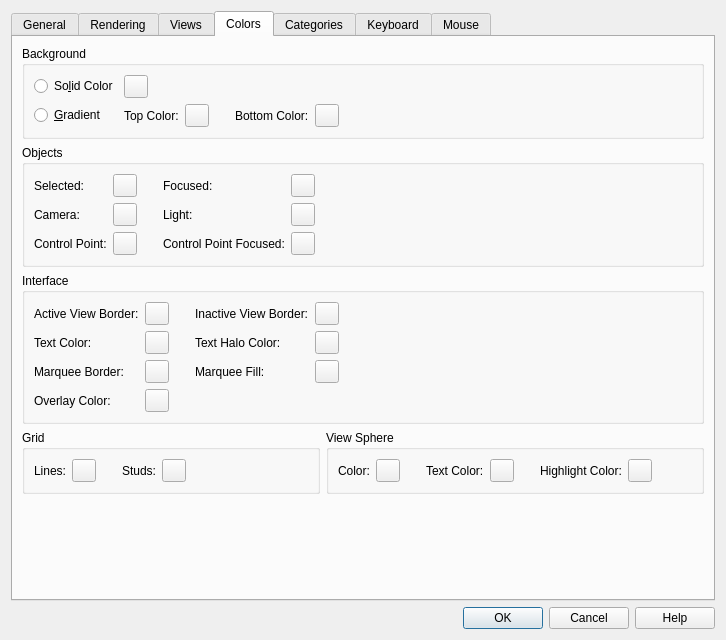
Above: qt/lc_qpreferencesdialog.ui from nathaneltitane/studworx before the change. Below: the same form after it.
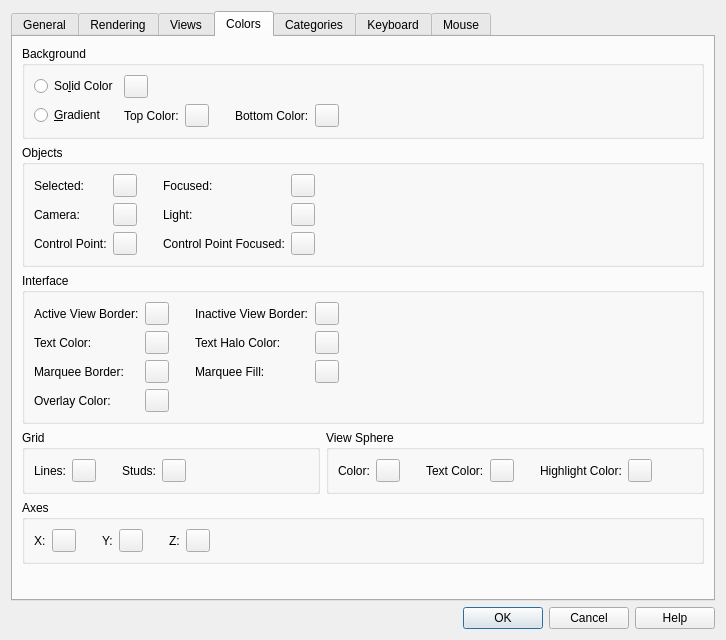
That is the form after the change. The open tabs and pages were chosen to show the change. Icons and pictures are not drawn.

Commit message:
Add preferences for X, Y and Z axis colors
Add X, Y and Z axis color settings (Preferences > Colors > Axes) and use them for the axis icon, the grid origin lines and the move/rotate handles, which previously used two different hard-coded color sets. Defaults match the existing handle colors.

Patch:
```diff
--- a/qt/lc_qpreferencesdialog.ui
+++ b/qt/lc_qpreferencesdialog.ui
@@ -1600,6 +1600,138 @@
          </layout>
         </widget>
        </item>
+       <item row="5" column="0" colspan="2">
+        <widget class="QGroupBox" name="AxisColorsGroup">
+         <property name="title">
+          <string>Axes</string>
+         </property>
+         <layout class="QHBoxLayout" name="AxisColorsLayout">
+          <item>
+           <widget class="QLabel" name="AxisXColorLabel">
+            <property name="toolTip">
+             <string>Choose the X axis color used by the axis icon, grid origin lines and transform handles.</string>
+            </property>
+            <property name="buddy">
+             <cstring>AxisXColorButton</cstring>
+            </property>
+            <property name="text">
+             <string>X:</string>
+            </property>
+           </widget>
+          </item>
+          <item>
+           <widget class="QToolButton" name="AxisXColorButton">
+            <property name="accessibleName">
+             <string>X Axis Color</string>
+            </property>
+            <property name="toolTip">
+             <string>Choose the X axis color used by the axis icon, grid origin lines and transform handles.</string>
+            </property>
+            <property name="text">
+             <string/>
+            </property>
+           </widget>
+          </item>
+          <item>
+           <spacer name="AxisXSpacer">
+            <property name="orientation">
+             <enum>Qt::Orientation::Horizontal</enum>
+            </property>
+            <property name="sizeType">
+             <enum>QSizePolicy::Policy::Fixed</enum>
+            </property>
+            <property name="sizeHint" stdset="0">
+             <size>
+              <width>20</width>
+              <height>20</height>
+             </size>
+            </property>
+           </spacer>
+          </item>
+          <item>
+           <widget class="QLabel" name="AxisYColorLabel">
+            <property name="toolTip">
+             <string>Choose the Y axis color used by the axis icon, grid origin lines and transform handles.</string>
+            </property>
+            <property name="buddy">
+             <cstring>AxisYColorButton</cstring>
+            </property>
+            <property name="text">
+             <string>Y:</string>
+            </property>
+           </widget>
+          </item>
+          <item>
+           <widget class="QToolButton" name="AxisYColorButton">
+            <property name="accessibleName">
+             <string>Y Axis Color</string>
+            </property>
+            <property name="toolTip">
+             <string>Choose the Y axis color used by the axis icon, grid origin lines and transform handles.</string>
+            </property>
+            <property name="text">
+             <string/>
+            </property>
+           </widget>
+          </item>
+          <item>
+           <spacer name="AxisYSpacer">
+            <property name="orientation">
+             <enum>Qt::Orientation::Horizontal</enum>
+            </property>
+            <property name="sizeType">
+             <enum>QSizePolicy::Policy::Fixed</enum>
+            </property>
+            <property name="sizeHint" stdset="0">
+             <size>
+              <width>20</width>
+              <height>20</height>
+             </size>
+            </property>
+           </spacer>
+          </item>
+          <item>
+           <widget class="QLabel" name="AxisZColorLabel">
+            <property name="toolTip">
+             <string>Choose the Z axis color used by the axis icon, grid origin lines and transform handles.</string>
+            </property>
+            <property name="buddy">
+             <cstring>AxisZColorButton</cstring>
+            </property>
+            <property name="text">
+             <string>Z:</string>
+            </property>
+           </widget>
+          </item>
+          <item>
+           <widget class="QToolButton" name="AxisZColorButton">
+            <property name="accessibleName">
+             <string>Z Axis Color</string>
+            </property>
+            <property name="toolTip">
+             <string>Choose the Z axis color used by the axis icon, grid origin lines and transform handles.</string>
+            </property>
+            <property name="text">
+             <string/>
+            </property>
+           </widget>
+          </item>
+          <item>
+           <spacer name="AxisZSpacer">
+            <property name="orientation">
+             <enum>Qt::Orientation::Horizontal</enum>
+            </property>
+            <property name="sizeHint" stdset="0">
+             <size>
+              <width>40</width>
+              <height>20</height>
+             </size>
+            </property>
+           </spacer>
+          </item>
+         </layout>
+        </widget>
+       </item>
        <item row="6" column="0">
         <spacer name="verticalSpacer_3">
          <property name="orientation">
```
Left out of the diff: 3 changed lines with no effect on the pictures. The commit also changes 8 other files.
